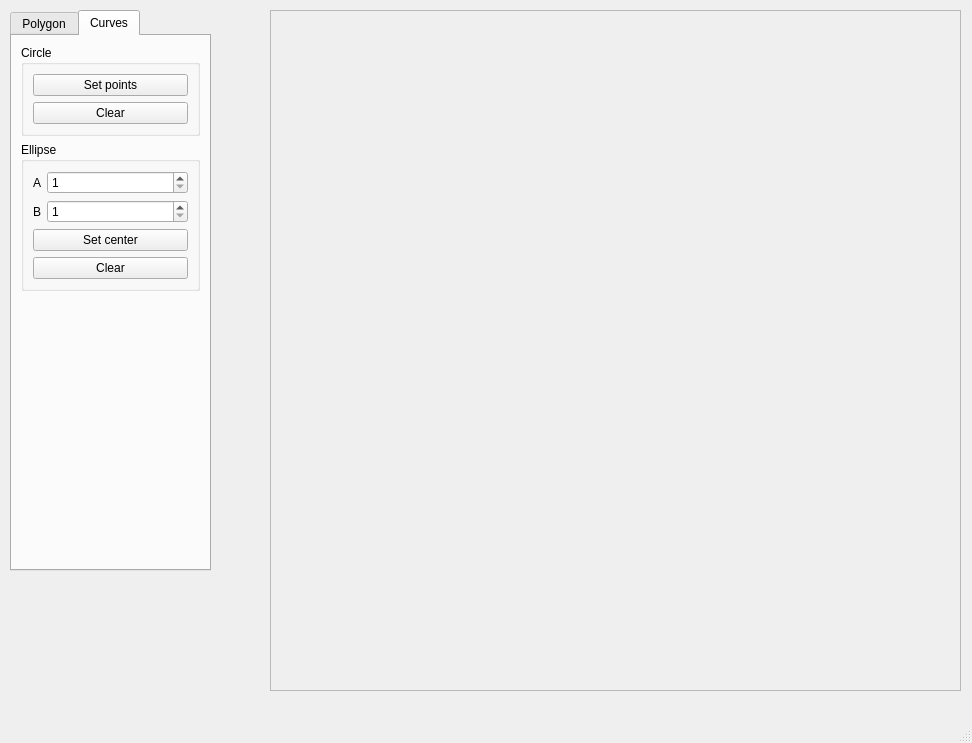
Old version of the form Transformations/transformation.ui in the repository xriabov/MPM-PG.
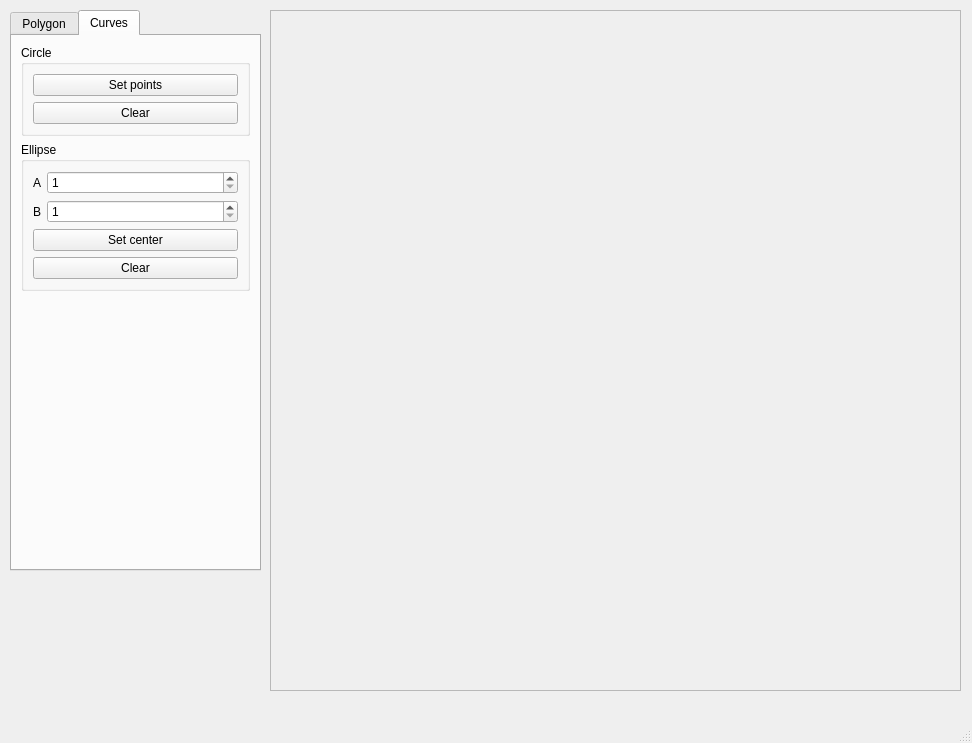
New version of the form.

Patch:
```diff
--- a/Transformations/transformation.ui
+++ b/Transformations/transformation.ui
@@ -68,10 +68,16 @@
      <rect>
       <x>10</x>
       <y>10</y>
-      <width>201</width>
+      <width>251</width>
       <height>561</height>
      </rect>
     </property>
+    <property name="sizePolicy">
+     <sizepolicy hsizetype="Fixed" vsizetype="Fixed">
+      <horstretch>0</horstretch>
+      <verstretch>0</verstretch>
+     </sizepolicy>
+    </property>
     <property name="tabShape">
      <enum>QTabWidget::Rounded</enum>
     </property>
```
